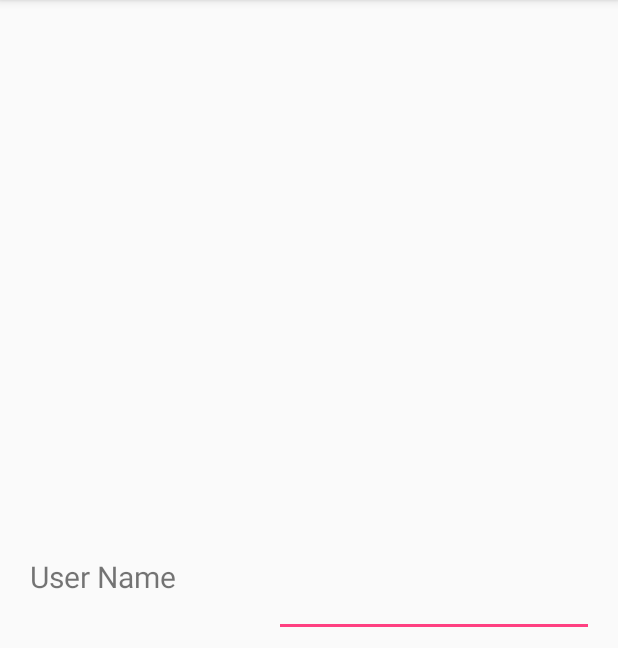
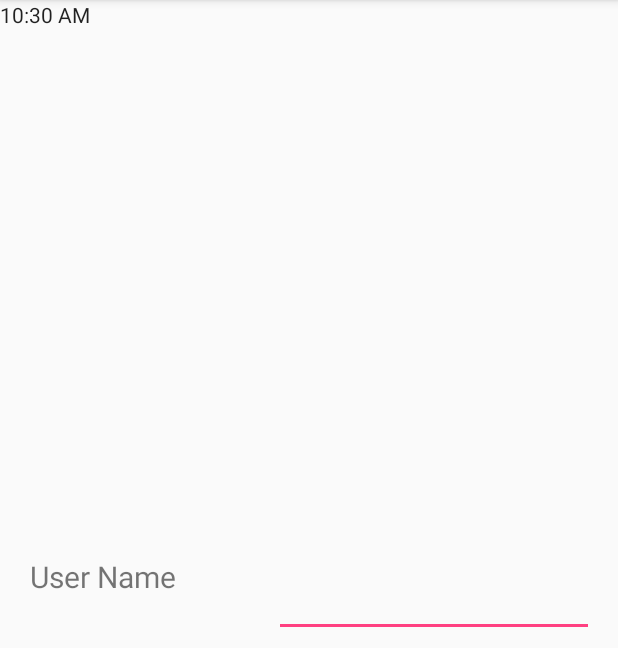
Before and after one commit to hanimanaa/safetransportteacher, an Android app: the screen it shows after launch (MainActivity), on a phone screen of 412 x 824 dp, the part 84-732 px from its top. Run offline under Robolectric (Android 15) with nearby library versions, the phone set to English and light mode, and no system bars.

```diff
--- a/app/src/main/res/layout/activity_main.xml
+++ b/app/src/main/res/layout/activity_main.xml
@@ -89,4 +89,11 @@
         app:layout_constraintBottom_toBottomOf="parent"
         app:layout_constraintLeft_toLeftOf="parent" />
 
+    <TextClock
+        android:id="@+id/textClock"
+        android:layout_width="wrap_content"
+        android:layout_height="wrap_content"
+        tools:layout_editor_absoluteX="91dp"
+        tools:layout_editor_absoluteY="26dp" />
+
 </android.support.constraint.ConstraintLayout>
```
